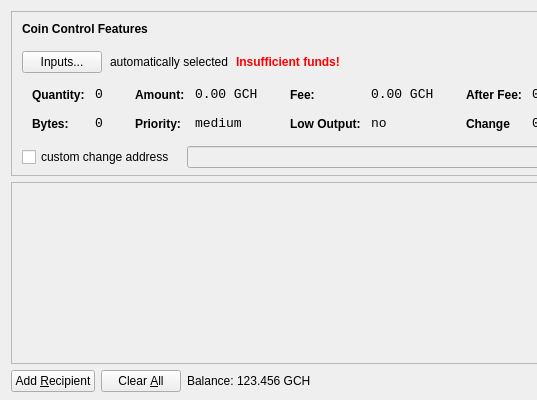
Above: src/qt/forms/sendcoinsdialog.ui from galaxycash/galaxycash before the change; both pictures show x 0 to 537 and y 0 to 400 of the 850 by 400 pixel window. Below: the same form after it.
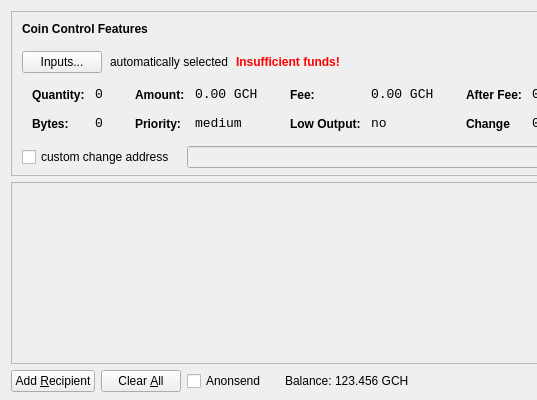
That is the form after the change. Icons and pictures are not drawn.

Patch:
```diff
--- a/src/qt/forms/sendcoinsdialog.ui
+++ b/src/qt/forms/sendcoinsdialog.ui
@@ -699,6 +699,22 @@
        <property name="spacing">
         <number>3</number>
        </property>
+       <item>
+        <widget class="QCheckBox" name="checkUseAnonsend">
+         <property name="minimumSize">
+          <size>
+           <width>95</width>
+           <height>0</height>
+          </size>
+         </property>
+         <property name="text">
+          <string>Anonsend</string>
+         </property>
+         <property name="checked">
+          <bool>false</bool>
+         </property>
+        </widget>
+       </item>
        <item>
         <widget class="QLabel" name="label">
          <property name="sizePolicy">
```
Left out of the diff: 26 changed lines with no effect on the pictures.
